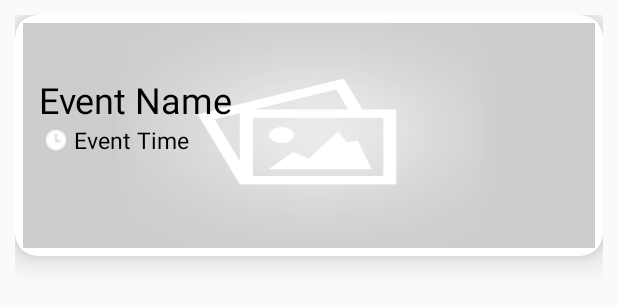
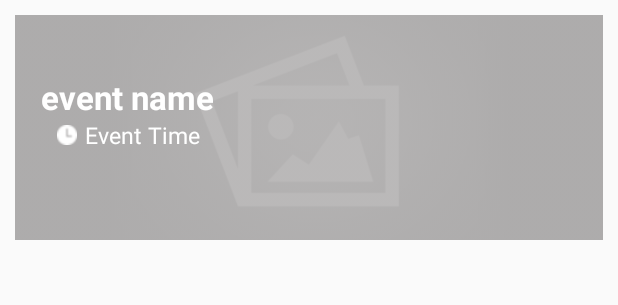
Before and after one commit to renaaaaad/Atturaif_Application, an Android app: the layout show_events_rowlayout.xml on its own in the app's theme, with its tools: preview values and no code run, on a phone screen of 412 x 824 dp. Shown: the top 305 px of the screen. Run offline under Robolectric (Android 15) with nearby library versions, the phone set to English and light mode, and no system bars.

Commit message:
event details page

```diff
--- /dev/null
+++ b/app/src/main/res/drawable/ic_share.xml
@@ -0,0 +1,5 @@
+<vector android:height="24dp" android:tint="#FFFFFF"
+    android:viewportHeight="24.0" android:viewportWidth="24.0"
+    android:width="24dp" xmlns:android="http://schemas.android.com/apk/res/android">
+    <path android:fillColor="#FF000000" android:pathData="M18,16.08c-0.76,0 -1.44,0.3 -1.96,0.77L8.91,12.7c0.05,-0.23 0.09,-0.46 0.09,-0.7s-0.04,-0.47 -0.09,-0.7l7.05,-4.11c0.54,0.5 1.25,0.81 2.04,0.81 1.66,0 3,-1.34 3,-3s-1.34,-3 -3,-3 -3,1.34 -3,3c0,0.24 0.04,0.47 0.09,0.7L8.04,9.81C7.5,9.31 6.79,9 6,9c-1.66,0 -3,1.34 -3,3s1.34,3 3,3c0.79,0 1.5,-0.31 2.04,-0.81l7.12,4.16c-0.05,0.21 -0.08,0.43 -0.08,0.65 0,1.61 1.31,2.92 2.92,2.92 1.61,0 2.92,-1.31 2.92,-2.92s-1.31,-2.92 -2.92,-2.92z"/>
+</vector>
--- a/app/src/main/res/layout-v11/show_events_rowlayout.xml
+++ /dev/null
@@ -1,80 +0,0 @@
-<?xml version="1.0" encoding="utf-8"?>
-<LinearLayout xmlns:android="http://schemas.android.com/apk/res/android"
-    xmlns:app="http://schemas.android.com/apk/res-auto"
-    android:orientation="vertical"
-    android:layout_width="match_parent"
-    android:layout_height="match_parent"
-    android:layout_margin="10dp">
-
-    <androidx.cardview.widget.CardView
-        android:layout_width="match_parent"
-        android:layout_height="wrap_content"
-        app:cardCornerRadius="15dp"
-        app:cardElevation="12dp">
-
-        <RelativeLayout
-            android:id="@+id/relative"
-            android:layout_width="match_parent"
-            android:layout_height="match_parent">
-
-            <ImageView
-                android:id="@+id/EventImage"
-                android:layout_width="wrap_content"
-                android:layout_height="150dp"
-                android:layout_centerInParent="true"
-                android:layout_margin="5dp"
-                android:background="@drawable/placeholder"
-                android:scaleType="centerCrop"
-                android:tint="@color/photo_tint" />
-
-            <LinearLayout
-                android:layout_width="match_parent"
-                android:layout_height="wrap_content"
-                android:orientation="vertical"
-                android:layout_marginTop="17dp"
-                >
-
-                <TextView
-                    android:id="@+id/mEventName"
-                    android:layout_width="wrap_content"
-                    android:layout_height="wrap_content"
-                    android:layout_marginTop="20dp"
-                    android:layout_marginLeft="15dp"
-                    android:clickable="true"
-                    android:focusable="true"
-                    android:gravity="center"
-                    android:textColor="@android:color/white"
-                    android:textSize="24sp"
-                    android:text="Event Name"
-                    />
-
-                <LinearLayout
-                    android:layout_width="wrap_content"
-                    android:layout_height="wrap_content"
-                    android:orientation="horizontal"
-                    android:layout_marginLeft="15dp">
-                <ImageView
-                    android:layout_width="match_parent"
-                    android:layout_height="match_parent"
-                    android:src="@drawable/clock"
-                    android:layout_margin="4dp"
-                  />
-                <TextView
-                    android:id="@+id/mEventTime"
-                    android:layout_width="wrap_content"
-                    android:layout_height="wrap_content"
-
-                    android:clickable="true"
-                    android:focusable="true"
-                    android:gravity="center"
-                    android:textColor="@android:color/white"
-                    android:textSize="15sp"
-                    android:text="Event Time"/>
-                </LinearLayout>
-
-
-            </LinearLayout>
-        </RelativeLayout>
-    </androidx.cardview.widget.CardView>
-
-</LinearLayout>
--- a/app/src/main/res/layout/activity_event_details.xml
+++ b/app/src/main/res/layout/activity_event_details.xml
@@ -32,7 +32,9 @@
             android:layout_height="match_parent"
             android:scaleType="centerCrop"
             android:src="@drawable/placeholder"
-            android:tint="@color/photo_tint" />
+            android:tint="@color/photo_tint"
+            android:layout_marginStart="10dp"
+            android:layout_margin="10dp"/>
 
 
         <LinearLayout
@@ -95,6 +97,8 @@
 
 
 
+
+
     <androidx.core.widget.NestedScrollView
         android:id="@+id/nestedScrollView"
         android:clipToPadding="false"
--- a/app/src/main/res/layout/show_events_rowlayout.xml
+++ b/app/src/main/res/layout/show_events_rowlayout.xml
@@ -3,50 +3,48 @@
     xmlns:app="http://schemas.android.com/apk/res-auto"
     android:orientation="vertical"
     android:layout_width="match_parent"
-    android:layout_height="match_parent"
-    android:layout_margin="10dp">
-
-    <androidx.cardview.widget.CardView
-        android:layout_width="match_parent"
     android:layout_height="wrap_content"
-        app:cardCornerRadius="15dp"
-        app:cardElevation="12dp">
+    >
 
     <RelativeLayout
-            android:id="@+id/relative"
         android:layout_width="match_parent"
-            android:layout_height="match_parent">
+        android:layout_height="wrap_content">
 
         <ImageView
             android:id="@+id/EventImage"
-                android:layout_width="wrap_content"
+            android:layout_width="402dp"
             android:layout_height="150dp"
-                android:layout_centerInParent="true"
-                android:layout_margin="5dp"
-                android:background="@drawable/placeholder"
+            android:layout_marginStart="10dp"
+            android:layout_marginLeft="10dp"
+            android:layout_marginTop="10dp"
+            android:layout_marginEnd="10dp"
+            android:layout_marginRight="10dp"
+            android:layout_marginBottom="10dp"
             android:scaleType="centerCrop"
-                android:tint="@color/photo_tint" />
+            android:src="@drawable/placeholder"
+            android:tint="@color/photo_tint"/>
 
         <LinearLayout
             android:layout_width="match_parent"
             android:layout_height="wrap_content"
             android:orientation="vertical"
-                android:layout_marginTop="20dp"
+            android:layout_marginTop="30sp"
+            android:layout_marginLeft="17dp"
             >
 
             <TextView
                 android:id="@+id/mEventName"
                 android:layout_width="wrap_content"
                 android:layout_height="wrap_content"
+                android:layout_gravity="start"
+                android:layout_marginStart="10dp"
+                android:text="event name"
+                android:textColor="@color/white"
                 android:layout_marginTop="20dp"
                 android:layout_marginLeft="15dp"
                 android:clickable="true"
-                    android:focusable="true"
-                    android:gravity="center"
-                    android:textColor="@android:color/black"
-                    android:textSize="24sp"
-                    android:text="Event Name"
-                    />
+                android:textSize="22sp"
+                android:textStyle="bold" />
 
             <LinearLayout
                 android:layout_width="wrap_content"
@@ -67,14 +65,14 @@
                     android:clickable="true"
                     android:focusable="true"
                     android:gravity="center"
-                        android:textColor="@android:color/black"
+                    android:textColor="@android:color/white"
                     android:textSize="15sp"
                     android:text="Event Time"/>
             </LinearLayout>
 
+        </LinearLayout>
 
+
+
+    </RelativeLayout>
 </LinearLayout>
-        </RelativeLayout>
-    </androidx.cardview.widget.CardView>
-
-</LinearLayout>
```
Also changed, not shown: app/src/main/java/project/graduation/atturaif_application/EventsPage_Activity.java (+9 -18 lines), app/src/main/java/project/graduation/atturaif_application/eventDetails.java (+37 -6 lines), app/src/main/res/layout/activity_events_page_.xml (+27 -78 lines), app/src/main/res/menu/eventshare_menu.xml (added, +12 -0 lines), app/src/main/res/drawable/sharebutton.png (added), 1 other file. Lines whose indentation alone changed are shown as unchanged.
